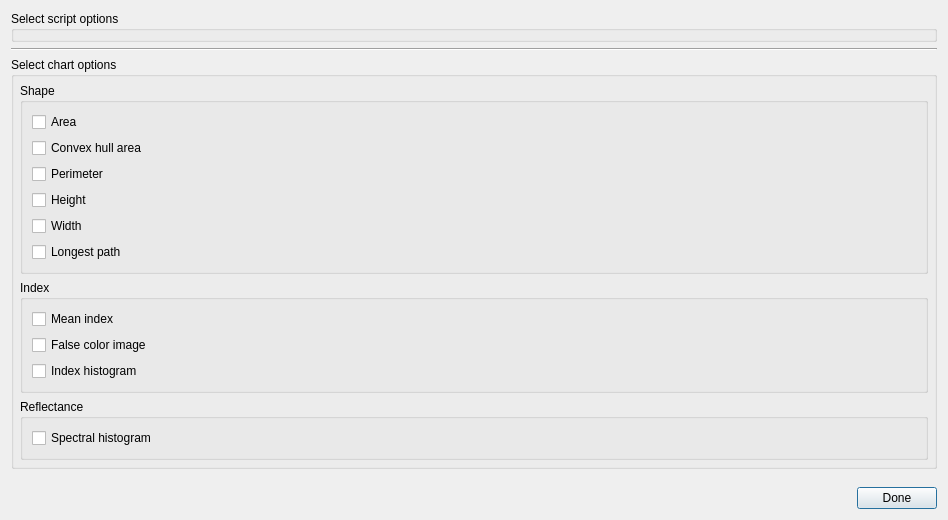
Old version of the form Application/ui/AnalysisOptionsDialog.ui in the repository rayngrowingsystems/RVS_Analytics.
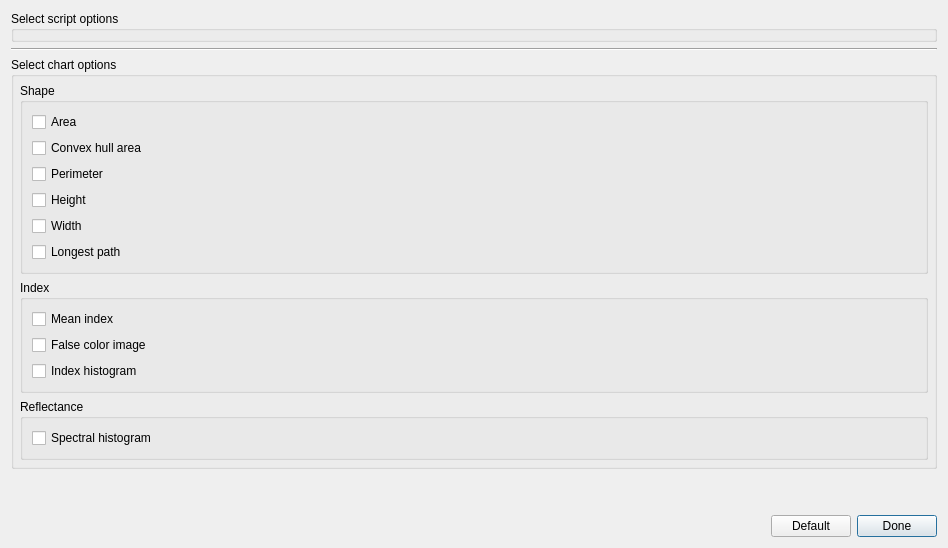
New version of the form.

Commit message: RAYNCAMANA-223: Added Default buttons to Options and Mask

```diff
--- a/Application/ui/AnalysisOptionsDialog.ui
+++ b/Application/ui/AnalysisOptionsDialog.ui
@@ -10,7 +10,7 @@
     <x>0</x>
     <y>0</y>
     <width>948</width>
-    <height>520</height>
+    <height>548</height>
    </rect>
   </property>
   <property name="windowTitle">
@@ -55,11 +55,24 @@
        </property>
       </spacer>
      </item>
+     <item>
+      <widget class="QPushButton" name="default_button">
+       <property name="text">
+        <string>Default</string>
+       </property>
+       <property name="autoDefault">
+        <bool>false</bool>
+       </property>
+      </widget>
+     </item>
      <item>
       <widget class="QPushButton" name="done_button">
        <property name="text">
         <string>Done</string>
        </property>
+       <property name="autoDefault">
+        <bool>true</bool>
+       </property>
        <property name="default">
         <bool>true</bool>
        </property>
```
The commit also changes 6 other files.
